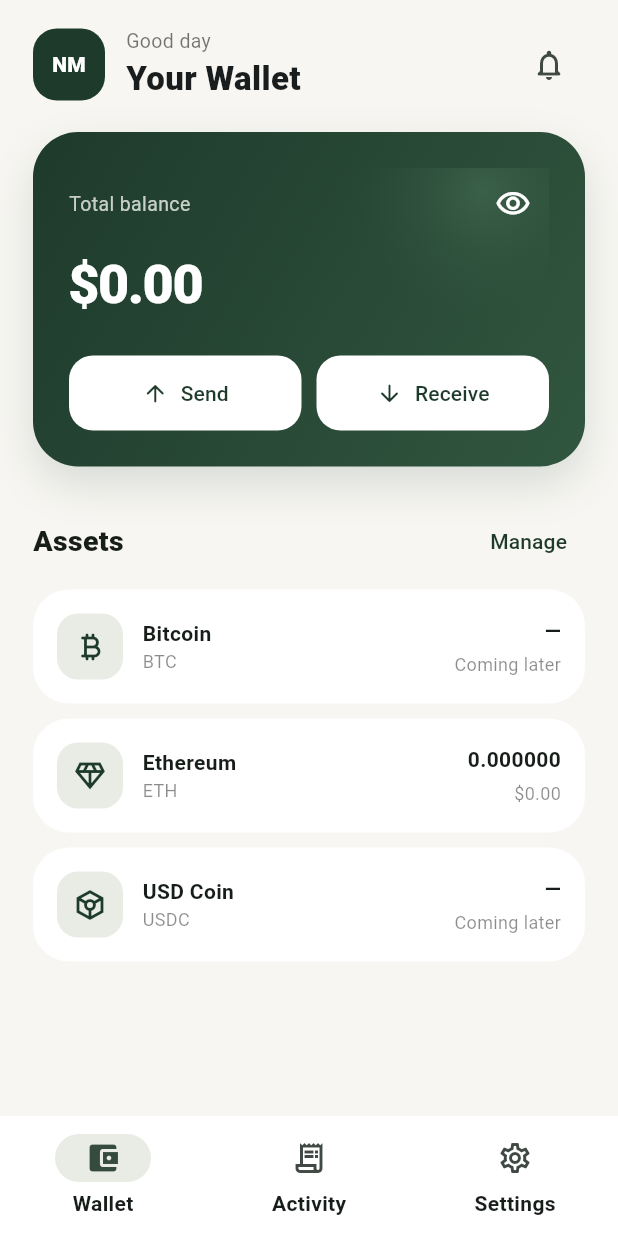
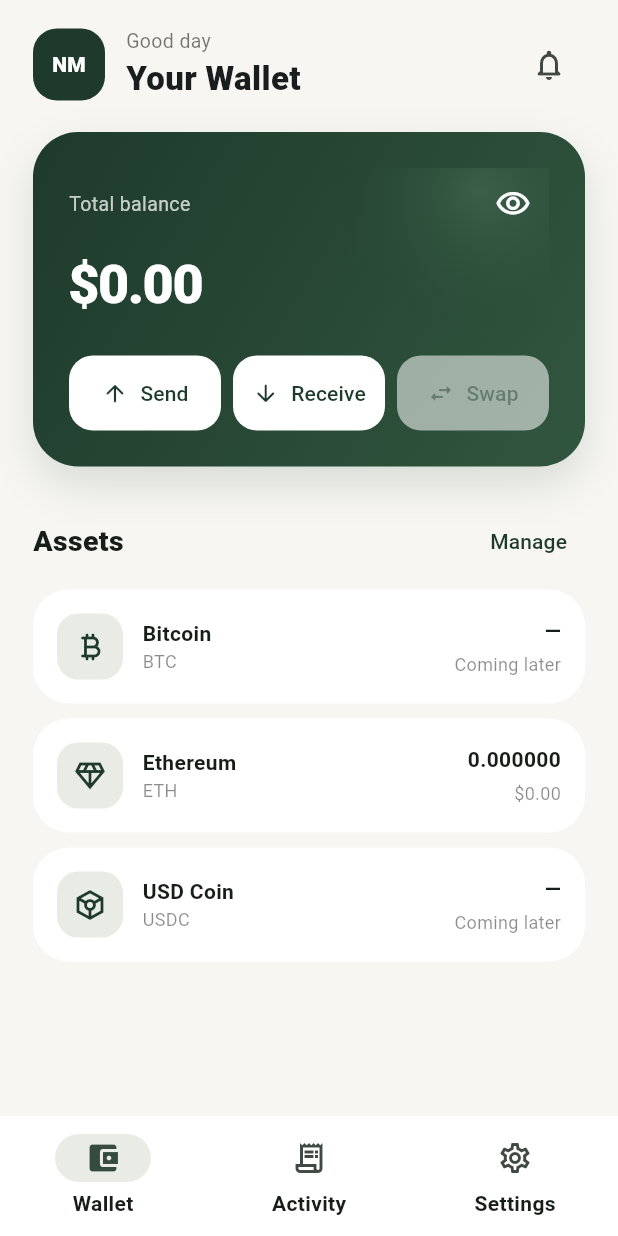
Before and after one commit to veerex758/Negosmint-, a Flutter app: the HomeScreen screen opened directly, on a phone screen of 412 x 824 dp. Run offline on Flutter 3.47's test engine with Material 3 defaults, Android fonts, the phone set to English and light mode, and no system bars; our stand-ins replace app_links, flutter_secure_storage, local_auth, qr_flutter; missing offline and left inert: mobile_scanner, reown_walletkit, wallet, web3dart; accounts and stored records are empty.

Commit message:
style(home): add disabled Swap action placeholder

```diff
--- a/lib/screens/home_screen.dart
+++ b/lib/screens/home_screen.dart
@@ -231,12 +231,19 @@ class _HomeTabState extends State<_HomeTab> {
                                 label: 'Send',
                                 icon: Icons.arrow_upward_rounded,
                                 onTap: widget.onSend)),
-                        const SizedBox(width: 10),
+                        const SizedBox(width: 8),
                         Expanded(
                             child: _Action(
                                 label: 'Receive',
                                 icon: Icons.arrow_downward_rounded,
-                                onTap: widget.onReceive))
+                                onTap: widget.onReceive)),
+                        const SizedBox(width: 8),
+                        const Expanded(
+                            child: _Action(
+                                label: 'Swap',
+                                icon: Icons.swap_horiz_rounded,
+                                onTap: _disabledAction,
+                                enabled: false)),
                       ]),
                     ],
                   ),
@@ -357,15 +364,19 @@ class _AddressCard extends StatelessWidget {
           ])));
 }
 
+void _disabledAction() {}
+
 class _Action extends StatefulWidget {
   final String label;
   final IconData icon;
   final VoidCallback onTap;
+  final bool enabled;
 
   const _Action({
     required this.label,
     required this.icon,
     required this.onTap,
+    this.enabled = true,
   });
 
   @override
@@ -380,16 +391,18 @@ class _ActionState extends State<_Action> {
         scale: _pressed ? .97 : 1,
         duration: const Duration(milliseconds: 90),
         child: GestureDetector(
-          onTapDown: (_) => setState(() => _pressed = true),
-          onTapCancel: () => setState(() => _pressed = false),
-          onTapUp: (_) => setState(() => _pressed = false),
+          onTapDown: widget.enabled ? (_) => setState(() => _pressed = true) : null,
+          onTapCancel: widget.enabled ? () => setState(() => _pressed = false) : null,
+          onTapUp: widget.enabled ? (_) => setState(() => _pressed = false) : null,
           child: FilledButton.icon(
-            onPressed: widget.onTap,
+            onPressed: widget.enabled ? widget.onTap : null,
             icon: Icon(widget.icon, size: 18),
             label: Text(widget.label),
             style: FilledButton.styleFrom(
               backgroundColor: Colors.white,
               foregroundColor: AppColors.forest,
+              disabledBackgroundColor: Colors.white.withValues(alpha: .55),
+              disabledForegroundColor: AppColors.forest.withValues(alpha: .45),
               padding: const EdgeInsets.symmetric(vertical: 15),
               shape: RoundedRectangleBorder(
                 borderRadius: BorderRadius.circular(16),
```
